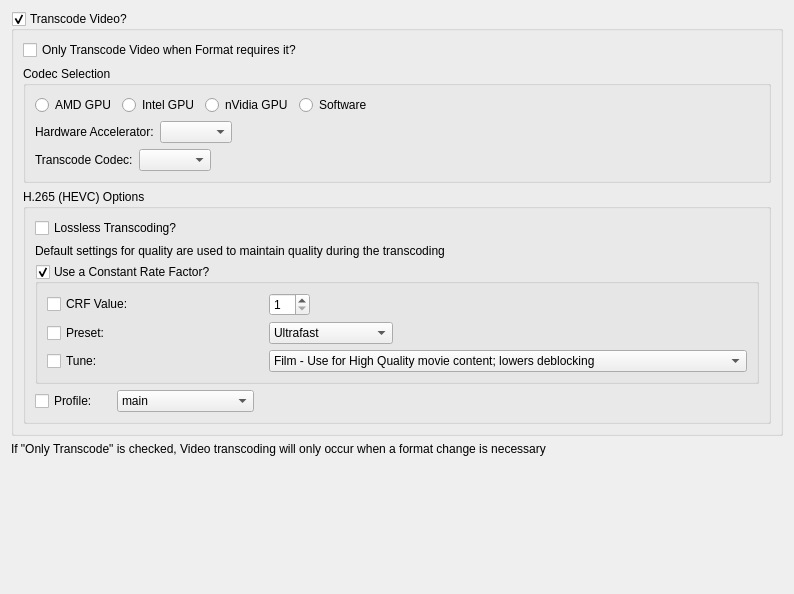
This is Preferences/UI/MakeMKVVideoSettings.ui in towel42-com/MediaManager as Qt 5 draws it before an edit. The edited form follows.
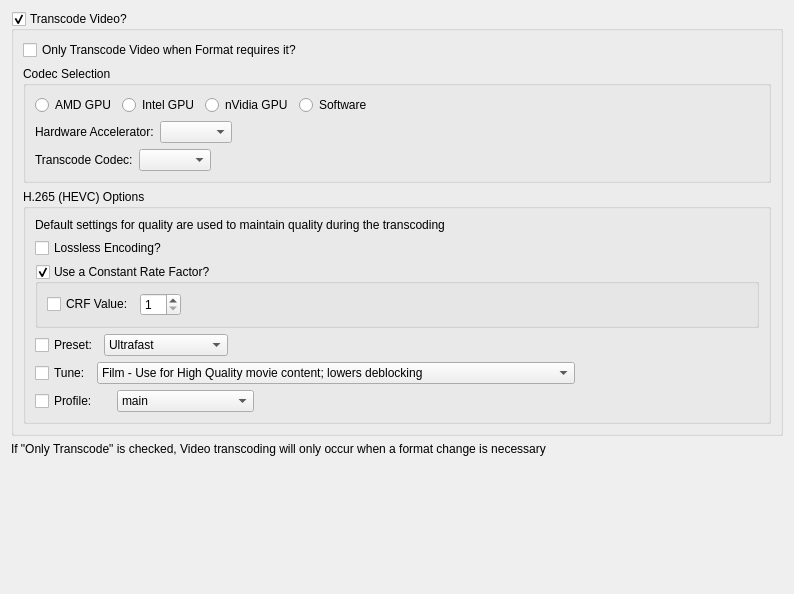
This is the edited form.

Commit message: Lossless is not a theme, added support for background load of media tags, support for adding aac audio

```diff
--- a/Preferences/UI/MakeMKVVideoSettings.ui
+++ b/Preferences/UI/MakeMKVVideoSettings.ui
@@ -139,8 +139,216 @@
         <property name="title">
          <string>H.265 (HEVC) Options</string>
         </property>
-        <layout class="QGridLayout" name="gridLayout_3">
-         <item row="5" column="0" colspan="5">
+        <layout class="QVBoxLayout" name="verticalLayout_3">
+         <item>
+          <widget class="QLabel" name="label_7">
+           <property name="text">
+            <string>Default settings for quality are used to maintain quality during the transcoding</string>
+           </property>
+          </widget>
+         </item>
+         <item>
+          <widget class="QCheckBox" name="losslessEncoding">
+           <property name="text">
+            <string>Lossless Encoding?</string>
+           </property>
+          </widget>
+         </item>
+         <item>
+          <widget class="QGroupBox" name="useCRF">
+           <property name="title">
+            <string>Use a Constant Rate Factor?</string>
+           </property>
+           <property name="checkable">
+            <bool>true</bool>
+           </property>
+           <layout class="QGridLayout" name="gridLayout_2">
+            <item row="0" column="1">
+             <widget class="QSpinBox" name="explicitCRF">
+              <property name="sizePolicy">
+               <sizepolicy hsizetype="Maximum" vsizetype="Fixed">
+                <horstretch>0</horstretch>
+                <verstretch>0</verstretch>
+               </sizepolicy>
+              </property>
+              <property name="minimum">
+               <number>1</number>
+              </property>
+              <property name="maximum">
+               <number>51</number>
+              </property>
+              <property name="value">
+               <number>1</number>
+              </property>
+             </widget>
+            </item>
+            <item row="0" column="0">
+             <widget class="QCheckBox" name="useExplicitCRF">
+              <property name="text">
+               <string>CRF Value:</string>
+              </property>
+             </widget>
+            </item>
+            <item row="0" column="2">
+             <spacer name="horizontalSpacer_5">
+              <property name="orientation">
+               <enum>Qt::Horizontal</enum>
+              </property>
+              <property name="sizeHint" stdset="0">
+               <size>
+                <width>40</width>
+                <height>20</height>
+               </size>
+              </property>
+             </spacer>
+            </item>
+           </layout>
+          </widget>
+         </item>
+         <item>
+          <layout class="QHBoxLayout" name="horizontalLayout_4">
+           <item>
+            <widget class="QCheckBox" name="usePreset">
+             <property name="text">
+              <string>Preset:</string>
+             </property>
+            </widget>
+           </item>
+           <item>
+            <widget class="QComboBox" name="preset">
+             <property name="sizePolicy">
+              <sizepolicy hsizetype="Maximum" vsizetype="Fixed">
+               <horstretch>0</horstretch>
+               <verstretch>0</verstretch>
+              </sizepolicy>
+             </property>
+             <item>
+              <property name="text">
+               <string>Ultrafast</string>
+              </property>
+             </item>
+             <item>
+              <property name="text">
+               <string>Superfast</string>
+              </property>
+             </item>
+             <item>
+              <property name="text">
+               <string>Very Fast</string>
+              </property>
+             </item>
+             <item>
+              <property name="text">
+               <string>Faster</string>
+              </property>
+             </item>
+             <item>
+              <property name="text">
+               <string>Fast</string>
+              </property>
+             </item>
+             <item>
+              <property name="text">
+               <string>Medium - Default</string>
+              </property>
+             </item>
+             <item>
+              <property name="text">
+               <string>Slow</string>
+              </property>
+             </item>
+             <item>
+              <property name="text">
+               <string>Slower</string>
+              </property>
+             </item>
+             <item>
+              <property name="text">
+               <string>Very Slow</string>
+              </property>
+             </item>
+            </widget>
+           </item>
+           <item>
+            <spacer name="horizontalSpacer_6">
+             <property name="orientation">
+              <enum>Qt::Horizontal</enum>
+             </property>
+             <property name="sizeHint" stdset="0">
+              <size>
+               <width>40</width>
+               <height>20</height>
+              </size>
+             </property>
+            </spacer>
+           </item>
+          </layout>
+         </item>
+         <item>
+          <layout class="QHBoxLayout" name="horizontalLayout_5">
+           <item>
+            <widget class="QCheckBox" name="useTune">
+             <property name="text">
+              <string>Tune:</string>
+             </property>
+            </widget>
+           </item>
+           <item>
+            <widget class="QComboBox" name="tune">
+             <property name="sizePolicy">
+              <sizepolicy hsizetype="Maximum" vsizetype="Fixed">
+               <horstretch>0</horstretch>
+               <verstretch>0</verstretch>
+              </sizepolicy>
+             </property>
+             <item>
+              <property name="text">
+               <string>Film - Use for High Quality movie content; lowers deblocking</string>
+              </property>
+             </item>
+             <item>
+              <property name="text">
+               <string>Animation - Good for Cartoons; uses higher deblocking and more reference frames</string>
+              </property>
+             </item>
+             <item>
+              <property name="text">
+               <string>Grain - Preserves the grain structure in old, grainy fim material</string>
+              </property>
+             </item>
+             <item>
+              <property name="text">
+               <string>Still Image - Good for slideshow-like content</string>
+              </property>
+             </item>
+             <item>
+              <property name="text">
+               <string>Fast Decode - Allows faster decoding by disabling certain filters</string>
+              </property>
+             </item>
+             <item>
+              <property name="text">
+               <string>Zero Latency - Good for fast encoding and low-latency streaming</string>
+              </property>
+             </item>
+            </widget>
+           </item>
+           <item>
+            <spacer name="horizontalSpacer_7">
+             <property name="orientation">
+              <enum>Qt::Horizontal</enum>
+             </property>
+             <property name="sizeHint" stdset="0">
+              <size>
+               <width>40</width>
+               <height>20</height>
+              </size>
+             </property>
+            </spacer>
+           </item>
+          </layout>
+         </item>
+         <item>
           <layout class="QHBoxLayout" name="horizontalLayout">
            <item>
             <widget class="QCheckBox" name="useProfile">
@@ -277,167 +485,6 @@
            </item>
           </layout>
          </item>
-         <item row="2" column="0" colspan="5">
-          <widget class="QCheckBox" name="losslessTranscoding">
-           <property name="text">
-            <string>Lossless Transcoding?</string>
-           </property>
-          </widget>
-         </item>
-         <item row="4" column="0" colspan="5">
-          <widget class="QGroupBox" name="useCRF">
-           <property name="title">
-            <string>Use a Constant Rate Factor?</string>
-           </property>
-           <property name="checkable">
-            <bool>true</bool>
-           </property>
-           <layout class="QGridLayout" name="gridLayout_2">
-            <item row="2" column="1">
-             <widget class="QComboBox" name="tune">
-              <property name="sizePolicy">
-               <sizepolicy hsizetype="Maximum" vsizetype="Fixed">
-                <horstretch>0</horstretch>
-                <verstretch>0</verstretch>
-               </sizepolicy>
-              </property>
-              <item>
-               <property name="text">
-                <string>Film - Use for High Quality movie content; lowers deblocking</string>
-               </property>
-              </item>
-              <item>
-               <property name="text">
-                <string>Animation - Good for Cartoons; uses higher deblocking and more reference frames</string>
-               </property>
-              </item>
-              <item>
-               <property name="text">
-                <string>Grain - Preserves the grain structure in old, grainy fim material</string>
-               </property>
-              </item>
-              <item>
-               <property name="text">
-                <string>Still Image - Good for slideshow-like content</string>
-               </property>
-              </item>
-              <item>
-               <property name="text">
-                <string>Fast Decode - Allows faster decoding by disabling certain filters</string>
-               </property>
-              </item>
-              <item>
-               <property name="text">
-                <string>Zero Latency - Good for fast encoding and low-latency streaming</string>
-               </property>
-              </item>
-             </widget>
-            </item>
-            <item row="1" column="1">
-             <widget class="QComboBox" name="preset">
-              <property name="sizePolicy">
-               <sizepolicy hsizetype="Maximum" vsizetype="Fixed">
-                <horstretch>0</horstretch>
-                <verstretch>0</verstretch>
-               </sizepolicy>
-              </property>
-              <item>
-               <property name="text">
-                <string>Ultrafast</string>
-               </property>
-              </item>
-              <item>
-               <property name="text">
-                <string>Superfast</string>
-               </property>
-              </item>
-              <item>
-               <property name="text">
-                <string>Very Fast</string>
-               </property>
-              </item>
-              <item>
-               <property name="text">
-                <string>Faster</string>
-               </property>
-              </item>
-              <item>
-               <property name="text">
-                <string>Fast</string>
-               </property>
-              </item>
-              <item>
-               <property name="text">
-                <string>Medium - Default</string>
-               </property>
-              </item>
-              <item>
-               <property name="text">
-                <string>Slow</string>
-               </property>
-              </item>
-              <item>
-               <property name="text">
-                <string>Slower</string>
-               </property>
-              </item>
-              <item>
-               <property name="text">
-                <string>Very Slow</string>
-               </property>
-              </item>
-             </widget>
-            </item>
-            <item row="0" column="1">
-             <widget class="QSpinBox" name="explicitCRF">
-              <property name="sizePolicy">
-               <sizepolicy hsizetype="Maximum" vsizetype="Fixed">
-                <horstretch>0</horstretch>
-                <verstretch>0</verstretch>
-               </sizepolicy>
-              </property>
-              <property name="minimum">
-               <number>1</number>
-              </property>
-              <property name="maximum">
-               <number>51</number>
-              </property>
-              <property name="value">
-               <number>1</number>
-              </property>
-             </widget>
-            </item>
-            <item row="2" column="0">
-             <widget class="QCheckBox" name="useTune">
-              <property name="text">
-               <string>Tune:</string>
-              </property>
-             </widget>
-            </item>
-            <item row="1" column="0">
-             <widget class="QCheckBox" name="usePreset">
-              <property name="text">
-               <string>Preset:</string>
-              </property>
-             </widget>
-            </item>
-            <item row="0" column="0">
-             <widget class="QCheckBox" name="useExplicitCRF">
-              <property name="text">
-               <string>CRF Value:</string>
-              </property>
-             </widget>
-            </item>
-           </layout>
-          </widget>
-         </item>
-         <item row="3" column="0" colspan="5">
-          <widget class="QLabel" name="label_7">
-           <property name="text">
-            <string>Default settings for quality are used to maintain quality during the transcoding</string>
-           </property>
-          </widget>
-         </item>
         </layout>
        </widget>
       </item>
```
Left out of the diff: 2 changed lines with no effect on the pictures. The commit also changes 6 other files.
